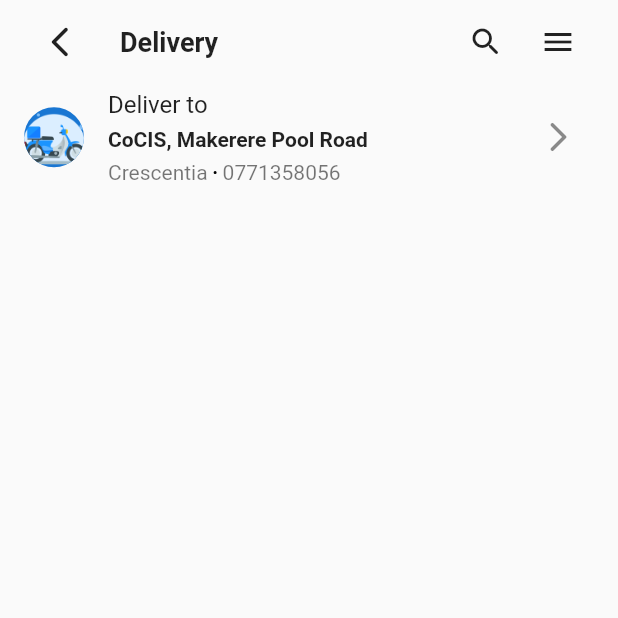
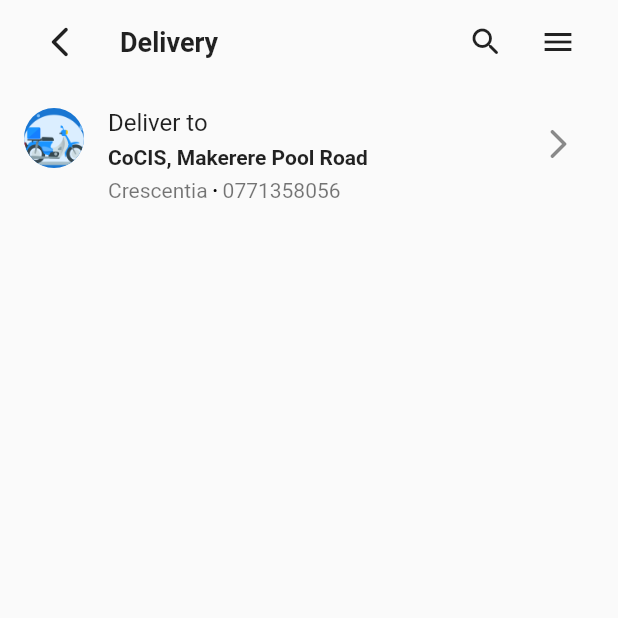
Before and after one commit to Douglas-sp/Sponarie-Restaurant, a Flutter app: the screen it shows after launch, on a phone screen of 412 x 824 dp, the top half of it. Run offline on Flutter 3.47's test engine with Material 2 defaults, Android fonts, the phone set to English and light mode, and no system bars; our stand-ins replace flutter_form_builder.

Commit message:
top part of page doone

```diff
--- a/sponarie/lib/screens/DeliveryMenu.dart
+++ b/sponarie/lib/screens/DeliveryMenu.dart
@@ -58,7 +58,7 @@ class _DeliveryMenuState extends State<DeliveryMenu> {
             ),
 
             title: Padding(
-              padding: const EdgeInsets.only(bottom: 6.0),
+              padding: const EdgeInsets.only(bottom: 6.0, top: 12.0),
               child: Text("Deliver to"),
             ),
             subtitle: Column(
```
